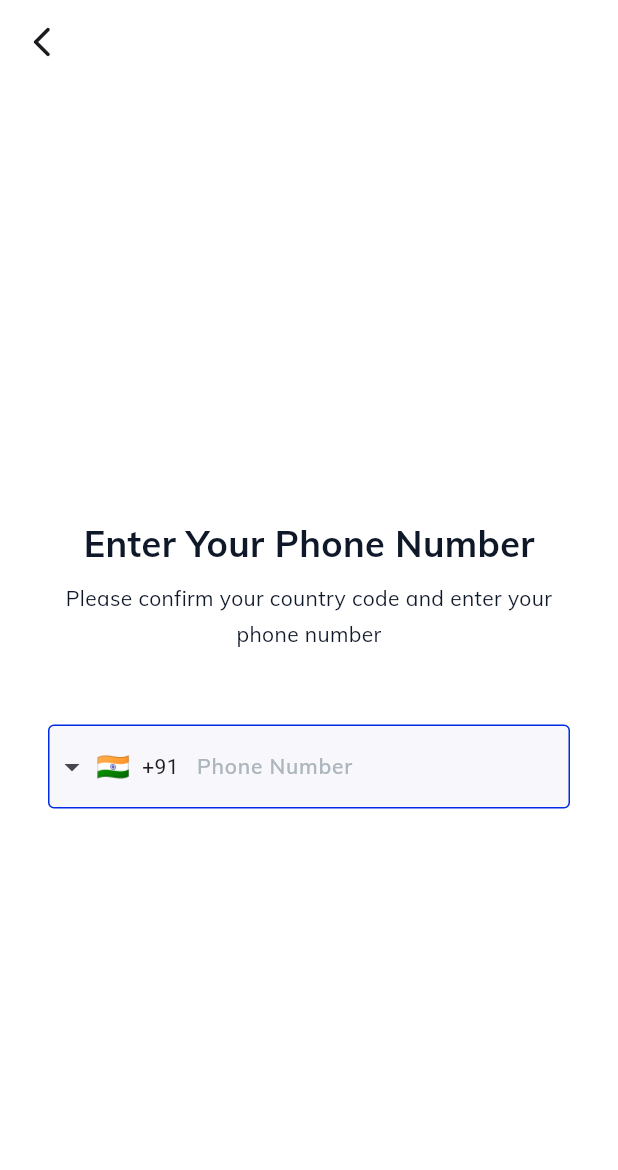
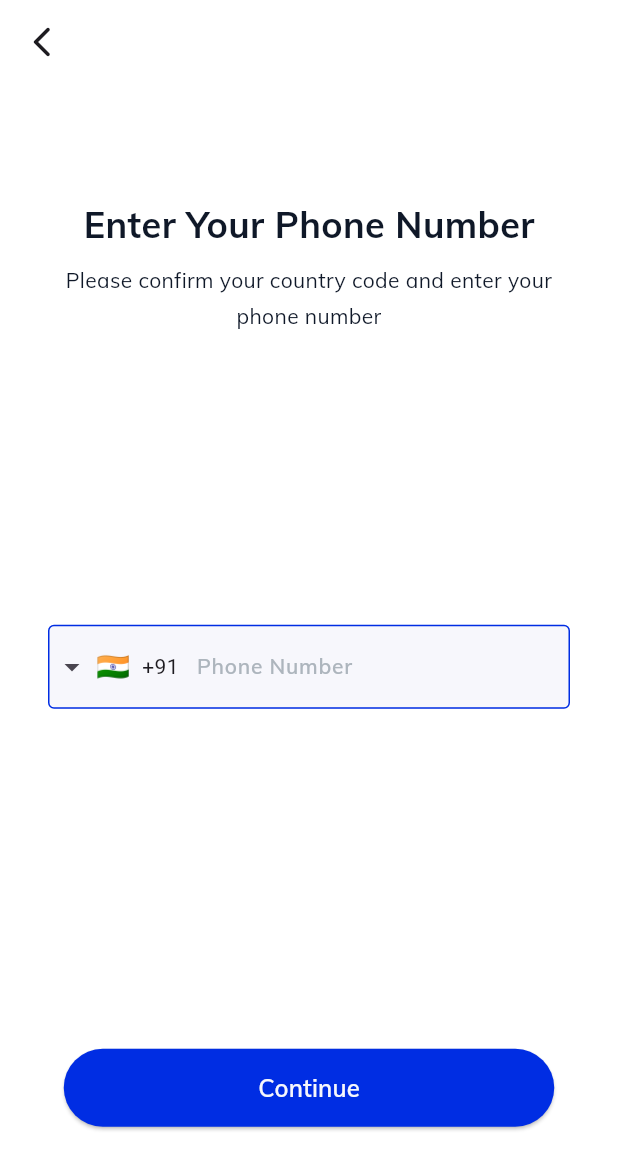
Before and after one commit to ahammednibras8/flutter-chat-app, a Flutter app: the screen it shows after launch, after a tap on "Start Messaging", on a phone screen of 412 x 824 dp. Shown: the top 1170 px of the screen. Run offline on Flutter 3.47's test engine with Material 3 defaults, Android fonts, the phone set to English and light mode, and no system bars; drawn by our look-alikes of intl_phone_field.

Commit message:
Added OTP Completion Screen

```diff
--- a/lib/core/app_colors.dart
+++ b/lib/core/app_colors.dart
@@ -8,4 +8,7 @@ class AppColors {
   static const Color active = Color(0xff0F1828);
   static const Color disabled = Color(0xffADB5BD);
   static const Color offWhite = Color(0xffF7F7FC);
+
+  //Accent
+  static const Color danger = Color(0xffE94242);
 }
--- a/lib/core/app_theme.dart
+++ b/lib/core/app_theme.dart
@@ -1,11 +1,35 @@
 import 'package:flutter/material.dart';
+import 'package:flutter_chat_app/core/app_colors.dart';
 
 class AppTheme {
   static ThemeData get lightTheme {
     return ThemeData(
       scaffoldBackgroundColor: Colors.white,
       appBarTheme: const AppBarTheme(
-        backgroundColor: Colors.transparent,
+        backgroundColor: Color.fromRGBO(0, 0, 0, 0),
+      ),
+      textSelectionTheme: const TextSelectionThemeData(
+        cursorColor: AppColors.defaultColor,
+      ),
+      dialogTheme: const DialogTheme(
+        backgroundColor: Colors.white,
+      ),
+      inputDecorationTheme: const InputDecorationTheme(
+        filled: true,
+        fillColor: Colors.white,
+        labelStyle: TextStyle(
+          color: Colors.black,
+        ),
+        border: OutlineInputBorder(
+          borderSide: BorderSide(
+            color: Colors.black,
+          ),
+        ),
+        focusedBorder: OutlineInputBorder(
+          borderSide: BorderSide(
+            color: Colors.black,
+          ),
+        ),
       ),
     );
   }
--- a/lib/core/app_typography.dart
+++ b/lib/core/app_typography.dart
@@ -4,6 +4,12 @@ class AppTypography {
   static const _fontFamily = 'Mulish';
 
   //Headings
+  static const TextStyle heading1 = TextStyle(
+    fontFamily: _fontFamily,
+    fontSize: 32,
+    fontWeight: FontWeight.bold,
+  );
+
   static const TextStyle heading2 = TextStyle(
     fontFamily: _fontFamily,
     fontSize: 24,
--- a/lib/screens/phone_login_screen.dart
+++ b/lib/screens/phone_login_screen.dart
@@ -1,33 +1,61 @@
 import 'package:flutter/material.dart';
 import 'package:flutter_chat_app/core/app_colors.dart';
 import 'package:flutter_chat_app/core/app_typography.dart';
+import 'package:flutter_chat_app/screens/otp_validation_screen.dart';
 import 'package:flutter_chat_app/widgets/login_info_text.dart';
 import 'package:flutter_chat_app/widgets/my_appbar.dart';
+import 'package:flutter_chat_app/widgets/my_button.dart';
 import 'package:intl_phone_field/intl_phone_field.dart';
 
-class PhoneLoginScreen extends StatelessWidget {
+class PhoneLoginScreen extends StatefulWidget {
   const PhoneLoginScreen({super.key});
 
+  @override
+  State<PhoneLoginScreen> createState() => _PhoneLoginScreenState();
+}
+
+class _PhoneLoginScreenState extends State<PhoneLoginScreen> {
+  String phoneNumber = '';
   @override
   Widget build(BuildContext context) {
     return GestureDetector(
       onTap: () => FocusScope.of(context).unfocus(),
-      child: const Scaffold(
-        appBar: MyAppbar(
+      child: Scaffold(
+        appBar: const MyAppbar(
           leadingIcon: Icon(Icons.arrow_back_ios_new_rounded),
         ),
         body: Padding(
-          padding: EdgeInsets.symmetric(horizontal: 32),
+          padding: const EdgeInsets.symmetric(horizontal: 32),
           child: Column(
-            mainAxisAlignment: MainAxisAlignment.center,
+            mainAxisAlignment: MainAxisAlignment.spaceEvenly,
             children: [
-              LoginInfoText(
+              const LoginInfoText(
                 title: "Enter Your Phone Number",
                 subtitle:
                     "Please confirm your country code and enter your phone number",
               ),
-              SizedBox(height: 48),
-              PhoneInputText()
+              const SizedBox(height: 48),
+              PhoneInputText(
+                onPhoneNumberChanged: (value) {
+                  setState(() {
+                    phoneNumber = value;
+                  });
+                },
+              ),
+              const SizedBox(height: 81),
+              MyButton(
+                text: 'Continue',
+                onPressed: () {
+                  Navigator.push(
+                    context,
+                    MaterialPageRoute(
+                      builder: (context) => OtpValidationScreen(
+                        phoneNumber: phoneNumber,
+                      ),
+                    ),
+                  );
+                },
+              ),
             ],
           ),
         ),
@@ -37,7 +65,8 @@ class PhoneLoginScreen extends StatelessWidget {
 }
 
 class PhoneInputText extends StatelessWidget {
-  const PhoneInputText({super.key});
+  final ValueChanged<String> onPhoneNumberChanged;
+  const PhoneInputText({super.key, required this.onPhoneNumberChanged});
 
   @override
   Widget build(BuildContext context) {
@@ -62,6 +91,11 @@ class PhoneInputText extends StatelessWidget {
           ),
           borderRadius: BorderRadius.circular(4),
         ),
+        errorBorder: const OutlineInputBorder(
+          borderSide: BorderSide(
+            color: AppColors.danger,
+          ),
+        ),
         focusedBorder: const OutlineInputBorder(
           borderSide: BorderSide(
             color: AppColors.defaultColor,
@@ -70,6 +104,9 @@ class PhoneInputText extends StatelessWidget {
         ),
       ),
       initialCountryCode: 'IN',
+      onChanged: (phone) {
+        onPhoneNumberChanged(phone.completeNumber);
+      },
     );
   }
 }
--- a/lib/screens/welcome_screen.dart
+++ b/lib/screens/welcome_screen.dart
@@ -33,7 +33,7 @@ class WelcomeScreen extends StatelessWidget {
               GestureDetector(
                 onTap: () async {
                   final Uri url =
-                      Uri.parse('https://github.com/ahammednibras81');
+                      Uri.parse('https://github.com/ahammednibras8');
 
                   if (!await launchUrl(url)) {
                     throw Exception('Could not launch $url');
```
Also changed, not shown: lib/screens/otp_validation_screen.dart (added, +175 -0 lines), lib/screens/profile_screen.dart (added, +14 -0 lines).
